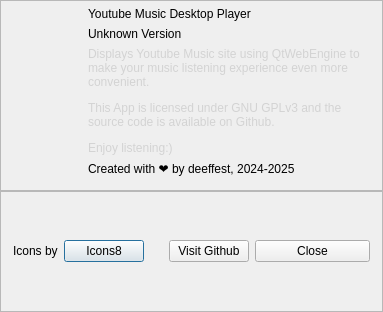
Qt form core/ui/about_dialog.ui (deeffest/Youtube-Music-Desktop-Player) before a commit.
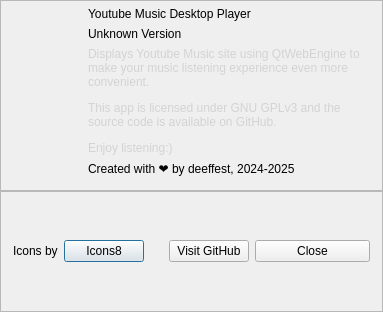
The same form after that commit. Custom widgets are drawn as their Qt base class.

Patch:
```diff
--- a/core/ui/about_dialog.ui
+++ b/core/ui/about_dialog.ui
@@ -125,7 +125,7 @@
         <item>
          <widget class="BodyLabel" name="BodyLabel">
           <property name="text">
-           <string>&lt;html&gt;&lt;head/&gt;&lt;body&gt;&lt;p&gt;&lt;span style=&quot; color:#d3d3d3;&quot;&gt;Displays Youtube Music site using QtWebEngine to make your music listening experience even more convenient. &lt;/span&gt;&lt;/p&gt;&lt;p&gt;&lt;span style=&quot; color:#d3d3d3;&quot;&gt;This App is licensed under GNU GPLv3 and the source code is available on Github.&lt;/span&gt;&lt;/p&gt;&lt;p&gt;&lt;span style=&quot; color:#d3d3d3;&quot;&gt;Enjoy listening:)&lt;/span&gt;&lt;/p&gt;&lt;/body&gt;&lt;/html&gt;</string>
+           <string>&lt;html&gt;&lt;head/&gt;&lt;body&gt;&lt;p&gt;&lt;span style=&quot; color:#d3d3d3;&quot;&gt;Displays Youtube Music site using QtWebEngine to make your music listening experience even more convenient. &lt;/span&gt;&lt;/p&gt;&lt;p&gt;&lt;span style=&quot; color:#d3d3d3;&quot;&gt;This app is licensed under GNU GPLv3 and the source code is available on GitHub.&lt;/span&gt;&lt;/p&gt;&lt;p&gt;&lt;span style=&quot; color:#d3d3d3;&quot;&gt;Enjoy listening:)&lt;/span&gt;&lt;/p&gt;&lt;/body&gt;&lt;/html&gt;</string>
           </property>
           <property name="wordWrap">
            <bool>true</bool>
@@ -208,7 +208,7 @@
            </sizepolicy>
           </property>
           <property name="text">
-           <string>Visit Github</string>
+           <string>Visit GitHub</string>
           </property>
           <property name="iconSize">
            <size>
```
